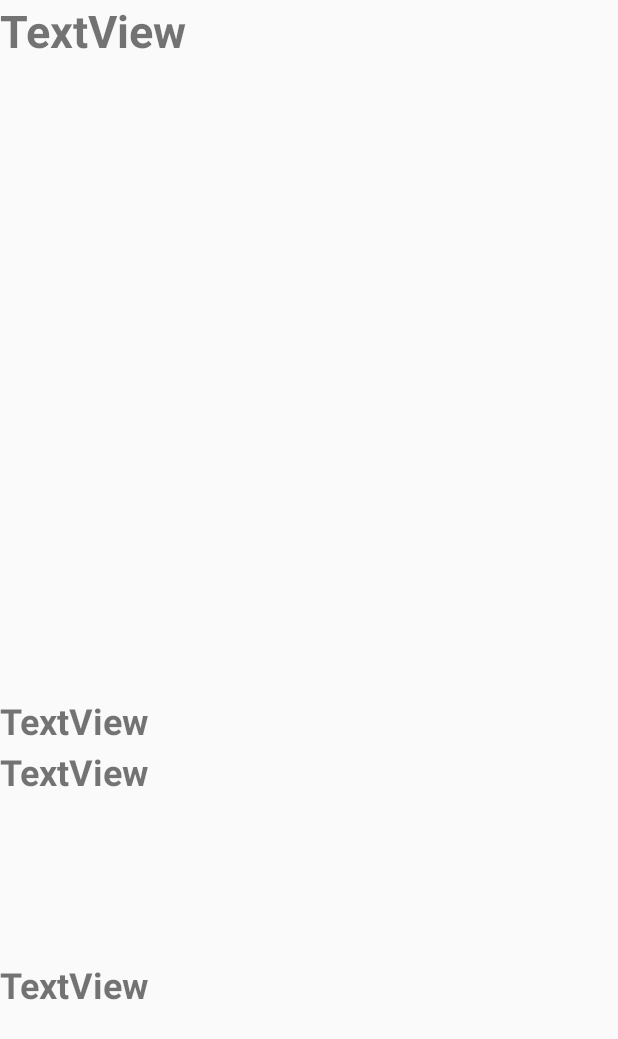
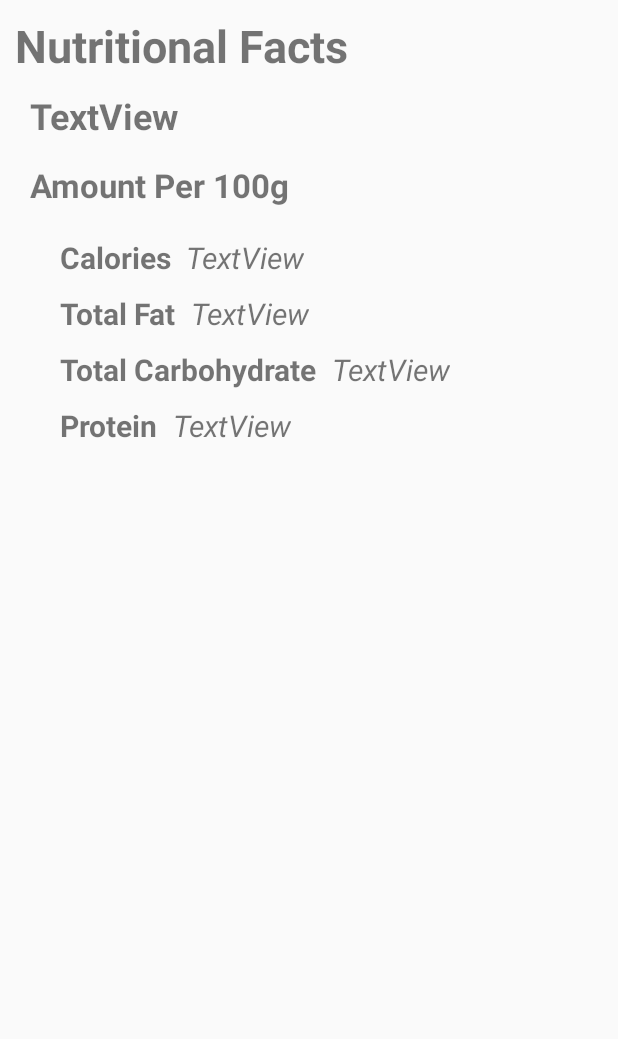
Before and after one commit to ymsebast/FridgeBridge, an Android app: the layout activity_food_list.xml on its own in the app's theme, with its tools: preview values and no code run, on a phone screen of 412 x 824 dp. Shown: the top 1039 px of the screen. Run offline under Robolectric (Android 15) with nearby library versions, the phone set to English and light mode, and no system bars.

Commit message:
Updated App

```diff
--- a/simpleList/app/src/main/AndroidManifest.xml
+++ b/simpleList/app/src/main/AndroidManifest.xml
@@ -6,7 +6,7 @@
         android:name=".FireApp"
         android:allowBackup="true"
         android:icon="@mipmap/ic_launcher"
-        android:label="@string/app_name"
+        android:label="FridgeBridge"
         android:roundIcon="@mipmap/ic_launcher_round"
         android:supportsRtl="true"
         android:theme="@style/AppTheme">
--- a/simpleList/app/src/main/res/layout/activity_food_list.xml
+++ b/simpleList/app/src/main/res/layout/activity_food_list.xml
@@ -6,46 +6,130 @@
     android:layout_height="match_parent"
     tools:context=".FoodList">
 
-
     <TextView
-        android:id="@+id/textFood"
-        android:layout_width="wrap_content"
+        android:id="@+id/nutFacts"
+        android:layout_width="match_parent"
         android:layout_height="wrap_content"
-        android:text="TextView"
+        android:layout_alignParentTop="true"
+        android:layout_marginTop="10dp"
+        android:layout_marginLeft="10dp"
+        android:text="Nutritional Facts"
+        android:textAlignment="textStart"
         android:textSize="30dp"
         android:textStyle="bold" />
 
     <TextView
-        android:id="@+id/textValue"
-        android:layout_width="wrap_content"
+        android:id="@+id/textFood"
+        android:layout_width="match_parent"
         android:layout_height="wrap_content"
-        android:layout_alignParentStart="true"
-        android:layout_alignParentBottom="true"
-        android:layout_marginStart="0dp"
-        android:layout_marginBottom="327dp"
+        android:layout_below="@+id/nutFacts"
+        android:layout_marginTop="10dp"
+        android:layout_marginLeft="20dp"
         android:text="TextView"
         android:textSize="24dp"
         android:textStyle="bold" />
 
     <TextView
-        android:id="@+id/textGm"
+        android:id="@+id/textAmountPer"
         android:layout_width="wrap_content"
         android:layout_height="wrap_content"
-        android:layout_alignParentBottom="true"
-        android:layout_marginBottom="151dp"
-        android:text="TextView"
-        android:textSize="24dp"
+        android:layout_below="@+id/textFood"
+        android:layout_marginTop="15dp"
+        android:layout_marginLeft="20dp"
+        android:text="Amount Per 100g"
+        android:textSize="22dp"
         android:textStyle="bold" />
 
     <TextView
-        android:id="@+id/textUnit"
+        android:id="@+id/textCalories"
         android:layout_width="wrap_content"
         android:layout_height="wrap_content"
-        android:layout_alignParentBottom="true"
-        android:layout_marginTop="432dp"
-        android:layout_marginEnd="297dp"
-        android:layout_marginBottom="293dp"
+        android:layout_below="@+id/textAmountPer"
+        android:layout_marginTop="20dp"
+        android:layout_marginLeft="40dp"
+        android:text="Calories"
+        android:textSize="20dp"
+        android:textStyle="bold" />
+
+    <TextView
+        android:id="@+id/textKcal"
+        android:layout_width="wrap_content"
+        android:layout_height="wrap_content"
+        android:layout_below="@+id/textAmountPer"
+        android:layout_marginLeft="10dp"
+        android:layout_marginTop="20dp"
+        android:layout_toRightOf="@+id/textCalories"
         android:text="TextView"
-        android:textSize="24dp"
+        android:textSize="20dp"
+        android:textStyle="italic" />
+
+    <TextView
+        android:id="@+id/textFatsText"
+        android:layout_width="wrap_content"
+        android:layout_height="wrap_content"
+        android:layout_below="@+id/textCalories"
+        android:layout_marginTop="10dp"
+        android:layout_marginLeft="40dp"
+        android:text="Total Fat"
+        android:textSize="20dp"
         android:textStyle="bold" />
+
+    <TextView
+        android:id="@+id/textFats"
+        android:layout_width="wrap_content"
+        android:layout_height="wrap_content"
+        android:layout_below="@+id/textCalories"
+        android:layout_marginLeft="10dp"
+        android:layout_marginTop="10dp"
+        android:layout_toRightOf="@+id/textFatsText"
+        android:text="TextView"
+        android:textSize="20dp"
+        android:textStyle="italic" />
+
+    <TextView
+        android:id="@+id/textCarbsText"
+        android:layout_width="wrap_content"
+        android:layout_height="wrap_content"
+        android:layout_below="@+id/textFatsText"
+        android:layout_marginTop="10dp"
+        android:layout_marginLeft="40dp"
+        android:text="Total Carbohydrate"
+        android:textSize="20dp"
+        android:textStyle="bold" />
+
+    <TextView
+        android:id="@+id/textCarbs"
+        android:layout_width="wrap_content"
+        android:layout_height="wrap_content"
+        android:layout_below="@+id/textFatsText"
+        android:layout_marginLeft="10dp"
+        android:layout_marginTop="10dp"
+        android:layout_toRightOf="@+id/textCarbsText"
+        android:text="TextView"
+        android:textSize="20dp"
+        android:textStyle="italic" />
+
+    <TextView
+        android:id="@+id/textProtText"
+        android:layout_width="wrap_content"
+        android:layout_height="wrap_content"
+        android:layout_below="@+id/textCarbsText"
+        android:layout_marginTop="10dp"
+        android:layout_marginLeft="40dp"
+        android:text="Protein"
+        android:textSize="20dp"
+        android:textStyle="bold" />
+
+    <TextView
+        android:id="@+id/textProtein"
+        android:layout_width="wrap_content"
+        android:layout_height="wrap_content"
+        android:layout_below="@+id/textCarbsText"
+        android:layout_marginLeft="10dp"
+        android:layout_marginTop="10dp"
+        android:layout_toRightOf="@+id/textProtText"
+        android:text="TextView"
+        android:textSize="20dp"
+        android:textStyle="italic" />
+
 </RelativeLayout>
```
Also changed, not shown: simpleList/app/src/main/java/com/example/simplelist/FoodList.java (+16 -12 lines), simpleList/app/src/main/java/com/example/simplelist/MainActivity.java (+45 -32 lines), simpleList/app/src/main/res/layout/activity_main.xml (+20 -3 lines).
